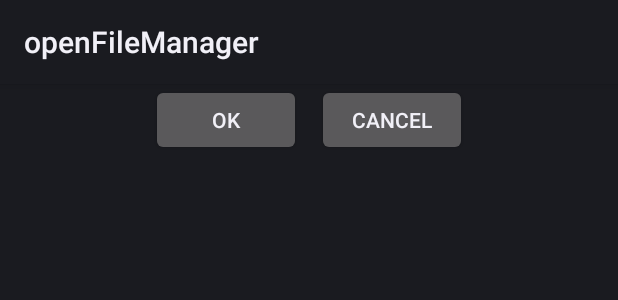
After one commit to linuxmotion/OpenFileManager, an Android app: the layout layout_cut_paste_grid.xml on its own in the app's theme, with its tools: preview values and no code run, on a phone screen of 412 x 824 dp. The commit adds this screen. Shown: the top 300 px of the screen. Run offline under Robolectric (Android 15) with nearby library versions, the phone set to English and light mode, and no system bars.

Commit message:
Add action item stubs and implement Cut/Paste feature
Delete feature is also implemented
Rearrange packages
Add slidingmenu for Cut/Paste feature

TODO: Set text not editable for Cut/Paste slide menu

```diff
--- a/build.gradle
+++ b/build.gradle
@@ -3,7 +3,7 @@ buildscript {
         mavenCentral()
     }
     dependencies {
-        classpath 'com.android.tools.build:gradle:0.4.+'
+        classpath 'com.android.tools.build:gradle:0.4'
     }
 }
 apply plugin: 'android'
@@ -22,4 +22,6 @@ android {
         minSdkVersion 7
         targetSdkVersion 16
     }
+
+
 }
--- a/src/main/AndroidManifest.xml
+++ b/src/main/AndroidManifest.xml
@@ -15,8 +15,10 @@
         android:label="@string/app_name" >
         <activity
             android:name="org.linuxmotion.filemanager.OpenFileManagerActivity"
-            android:configChanges="orientation"
-            android:label="@string/app_name" >
+            android:configChanges="orientation|screenSize"
+            android:label="@string/app_name"
+            android:uiOptions="splitActionBarWhenNarrow"
+                >
             <intent-filter>
                 <action android:name="android.intent.action.MAIN" />
 
--- a/src/main/java/org/linuxmotion/filemanager/models/DrawerListAdapter.java
+++ b/src/main/java/org/linuxmotion/filemanager/models/adapters/DrawerListAdapter.java
@@ -1,4 +1,4 @@
-package org.linuxmotion.filemanager.models;
+package org.linuxmotion.filemanager.models.adapters;
 
 import android.content.Context;
 import android.view.LayoutInflater;
--- a/src/main/java/org/linuxmotion/filemanager/models/ExpandableDrawerListAdapter.java
+++ b/src/main/java/org/linuxmotion/filemanager/models/adapters/ExpandableDrawerListAdapter.java
@@ -1,4 +1,4 @@
-package org.linuxmotion.filemanager.models;
+package org.linuxmotion.filemanager.models.adapters;
 
 import android.content.Context;
 import android.view.LayoutInflater;
--- a/src/main/java/org/linuxmotion/filemanager/models/baseadapters/BaseArrayAdapter.java
+++ b/src/main/java/org/linuxmotion/filemanager/models/baseadapters/BaseArrayAdapter.java
@@ -70,7 +70,7 @@ public class BaseArrayAdapter<T> extends ArrayAdapter<T> {
 
     }
 
-    protected ArrayList<T> getArrayList() {
+    public ArrayList<T> getArrayList() {
         return mArrayList;
     }
 
--- /dev/null
+++ b/src/main/res/layout/layout_cut_paste_grid.xml
@@ -0,0 +1,60 @@
+<?xml version="1.0" encoding="utf-8"?>
+<RelativeLayout
+        xmlns:android="http://schemas.android.com/apk/res/android"
+        android:layout_width="match_parent"
+        android:layout_height="match_parent"
+
+    >
+
+    <RelativeLayout
+            android:orientation="horizontal"
+            android:layout_width="fill_parent"
+            android:layout_height="wrap_content"
+            android:id="@+id/layout_grid_select"
+            android:layout_alignParentTop="true"
+            android:gravity="center_horizontal">
+
+        <Button
+                android:layout_width="wrap_content"
+                android:layout_height="wrap_content"
+                android:text="Ok"
+                android:id="@+id/button_grid_select_ok"
+                android:minWidth="100dp"
+                android:layout_marginRight="5dp"/>
+        <Button
+                android:layout_width="wrap_content"
+                android:layout_height="wrap_content"
+                android:text="Cancel"
+                android:id="@+id/button_grid_select_cancel"
+                android:minWidth="100dp"
+                android:layout_toRightOf="@+id/button_grid_select_ok"
+                android:layout_marginLeft="5dp"/>
+
+
+    </RelativeLayout>
+
+    <LinearLayout
+            android:orientation="vertical"
+            android:layout_width="fill_parent"
+            android:layout_height="fill_parent"
+            android:layout_below="@+id/layout_grid_select"
+            android:layout_centerHorizontal="true">
+
+        <GridView
+                android:id="@+id/grid_cut_paste"
+                android:layout_width="match_parent"
+                android:layout_height="match_parent"
+                android:columnWidth="90dp"
+                android:numColumns="auto_fit"
+                android:verticalSpacing="10dp"
+                android:horizontalSpacing="10dp"
+                android:stretchMode="columnWidth"
+                android:gravity="center">
+        </GridView>
+
+    </LinearLayout>
+
+
+
+
+</RelativeLayout>
--- a/src/main/res/menu/menu_context_actions.xml
+++ b/src/main/res/menu/menu_context_actions.xml
@@ -1,7 +1,9 @@
 <?xml version="1.0" encoding="utf-8"?>
 <menu xmlns:android="http://schemas.android.com/apk/res/android">
-    <item android:id="@+id/menu_open"    android:title="@string/open"/>
     <item android:id="@+id/menu_open_as" android:title="@string/open_as"/>
+    <item android:id="@+id/menu_share"   android:title="@string/share"/>
+    <item android:id="@+id/menu_cut" android:title="cut"/>
+    <item android:id="@+id/menu_rename" android:title="rename"/>
     <item android:id="@+id/menu_delete"  android:title="@string/delete"/>
-    <item android:id="@+id/menu_share"   android:title="@string/share"/>
+
 </menu>
--- a/src/main/res/menu/menu_context_actions_multiple_items.xml
+++ b/src/main/res/menu/menu_context_actions_multiple_items.xml
@@ -1,7 +1,7 @@
 <?xml version="1.0" encoding="utf-8"?>
 <menu xmlns:android="http://schemas.android.com/apk/res/android">
-    <item android:id="@+id/cut"    android:title="cut"/>
-    <item android:id="@+id/paste" android:title="paste"/>
+    <item android:id="@+id/menu_cut" android:title="@string/string_menu_cut"/>
+    <item android:id="@+id/menu_share"   android:title="@string/share"/>
+    <item android:id="@+id/menu_rename" android:title="@string/string_menu_rename"/>
     <item android:id="@+id/menu_delete"  android:title="@string/delete"/>
-    <item android:id="@+id/menu_share"   android:title="@string/share"/>
 </menu>
--- a/src/main/res/values/dimens.xml
+++ b/src/main/res/values/dimens.xml
@@ -2,5 +2,5 @@
     <!-- Default screen margins, per the Android Design guidelines. -->
     <dimen name="activity_horizontal_margin">16dp</dimen>
     <dimen name="activity_vertical_margin">16dp</dimen>
-    <dimen name="slidingmenu_offset">300dp</dimen>
+    <dimen name="slidingmenu_offset">200dip</dimen>
 </resources>
--- a/src/main/res/values/strings.xml
+++ b/src/main/res/values/strings.xml
@@ -33,5 +33,8 @@
     <string name="action_settings">Settings</string>
     <string name="hello_world">Hello world!</string>
     <string name="title_activity_open_file_manager">Open File Manager</string>
+    <string name="string_menu_cut">cut</string>
+    <string name="string_menu_paste">paste</string>
+    <string name="string_menu_rename">rename</string>
 
 </resources>
```
Also changed, not shown: src/main/java/org/linuxmotion/filemanager/OpenFileManagerActivity.java (+18 -18 lines), src/main/java/org/linuxmotion/filemanager/models/adapters/FileArrayAdapter.java (renamed from src/main/java/org/linuxmotion/filemanager/models/FileArrayAdapter.java, +16 -16 lines), src/main/java/org/linuxmotion/filemanager/models/adapters/ImageArrayAdapter.java (added, +99 -0 lines), src/main/java/org/linuxmotion/filemanager/models/fragments/CutPasteFragment.java (added, +109 -0 lines), src/main/java/org/linuxmotion/filemanager/models/fragments/SingleViewFragment.java (renamed from src/main/java/org/linuxmotion/filemanager/models/SingleViewFragment.java, +139 -48 lines), src/main/java/org/linuxmotion/filemanager/utils/FileUtilAction.java (added, +107 -0 lines), src/main/java/org/linuxmotion/filemanager/utils/FileUtils.java (+0 -8 lines), src/main/res/layout/layout_cut_paste_menu.xml (added, +14 -0 lines), src/main/res/layout/layout_grid_item.xml (added, +19 -0 lines).
